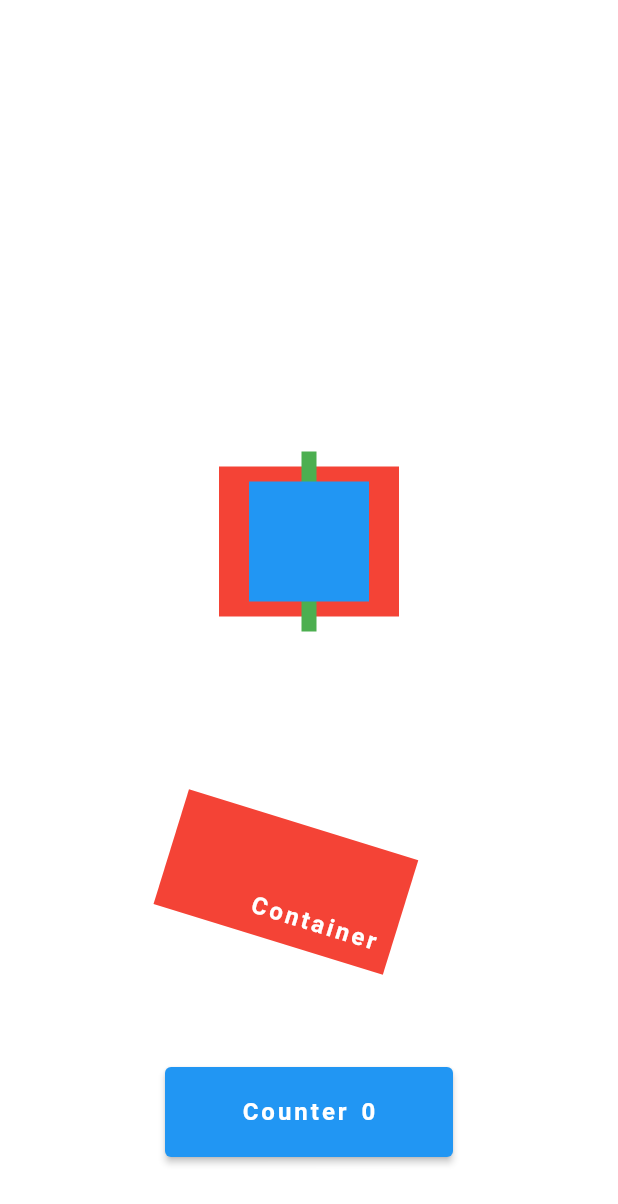
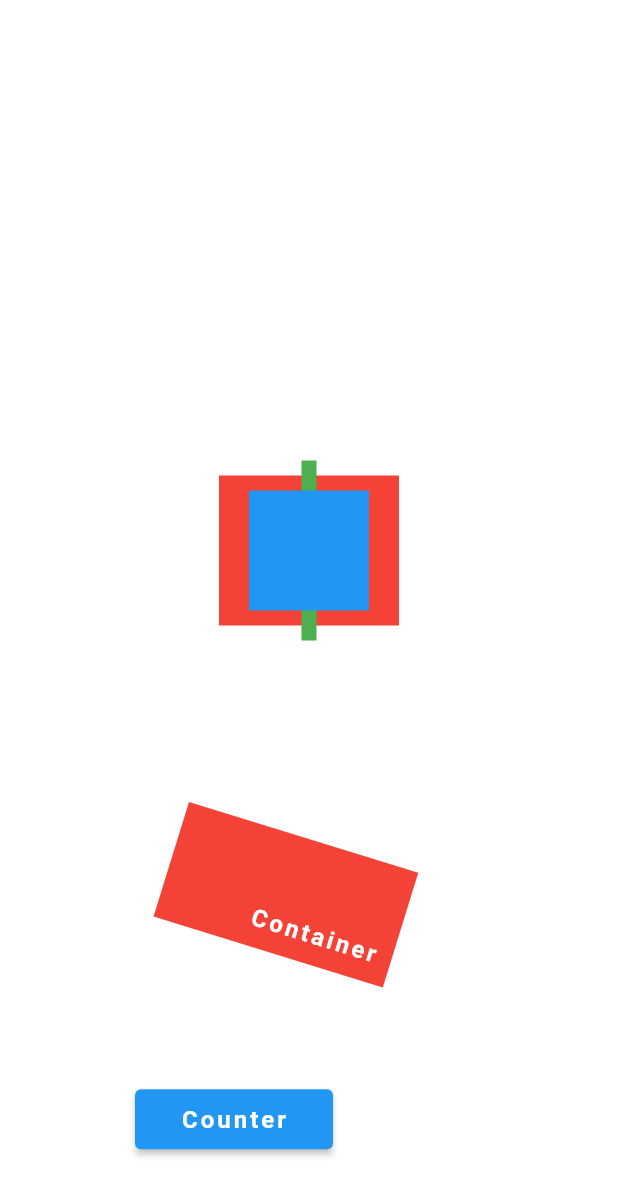
Before and after one commit to daichi-iwamoto/flutter_demo, a Flutter app: the screen it shows after launch, on a phone screen of 412 x 824 dp. Shown: the top 1204 px of the screen. Run offline on Flutter 3.47's test engine with Material 2 defaults, Android fonts, the phone set to English and light mode, and no system bars.

```diff
--- a/lib/main.dart
+++ b/lib/main.dart
@@ -136,18 +136,38 @@ class _GestureDetectorExample extends State<Counter> {
   @override
   Widget build(BuildContext context) {
     return Row(
-      mainAxisAlignment: MainAxisAlignment.spaceAround,
+      mainAxisAlignment: MainAxisAlignment.center,
       children: <Widget>[
-        ElevatedButton(
-          onPressed: increment,
-          child: Container(
-            width: 160,
-            height: 60,
-            alignment: AlignmentDirectional.center,
-            child: TextExample('Counter $count'),
-          ),
+        CounterIncrementor(onPressed: increment),
+        Container(
+          width: 100,
+          height: 40,
+          alignment: AlignmentDirectional.center,
+          child: TextExample('$count'),
         ),
       ],
+    );
+  }
+}
+
+// State の変更を行う View 部分を担当するクラス
+// Stateless Widget を継承している
+class CounterIncrementor extends StatelessWidget {
+  const CounterIncrementor({required this.onPressed, super.key});
+
+  // State の変更を行うコールバック関数を引数として受け取る
+  final VoidCallback onPressed;
+
+  @override
+  Widget build(BuildContext context) {
+    return ElevatedButton(
+      onPressed: onPressed,
+      child: Container(
+        width: 100,
+        height: 40,
+        alignment: AlignmentDirectional.center,
+        child: const TextExample('Counter'),
+      ),
     );
   }
 }
```
